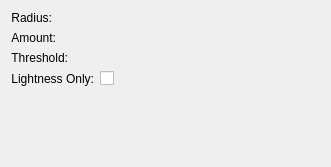
Qt form plugins/filters/unsharp/wdgunsharp.ui (KDE/krita) before a commit.
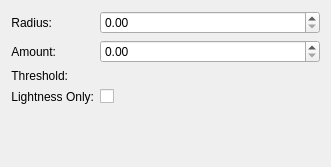
The same form after that commit. Custom widgets are drawn as their Qt base class.

Commit message:
ui: Fix Designer not rendering KisDoubleSliderSpinBox as QDoubleSpinBox
Part-of: <https://invent.kde.org/graphics/krita/-/merge_requests/1742>

The edit to the form file:
```diff
--- a/plugins/filters/unsharp/wdgunsharp.ui
+++ b/plugins/filters/unsharp/wdgunsharp.ui
@@ -149,7 +149,7 @@
   </customwidget>
   <customwidget>
    <class>KisDoubleSliderSpinBox</class>
-   <extends>QWidget</extends>
+   <extends>QDoubleSpinBox</extends>
    <header>kis_slider_spin_box.h</header>
    <container>1</container>
   </customwidget>
```
The commit also changes 54 other files.
